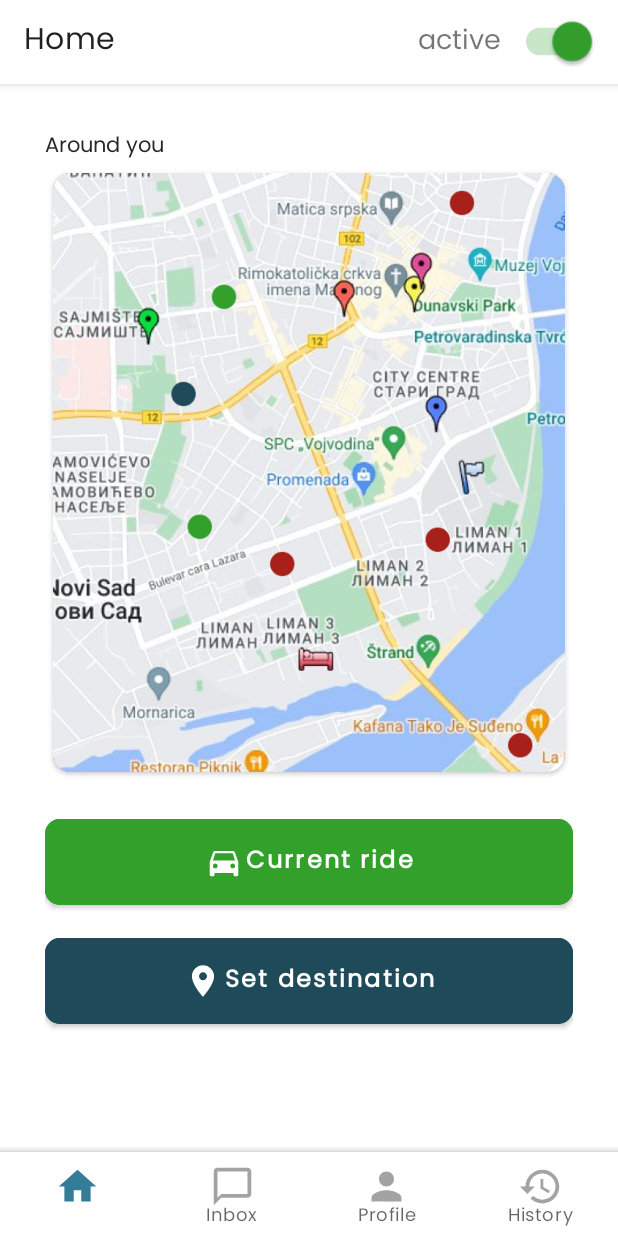
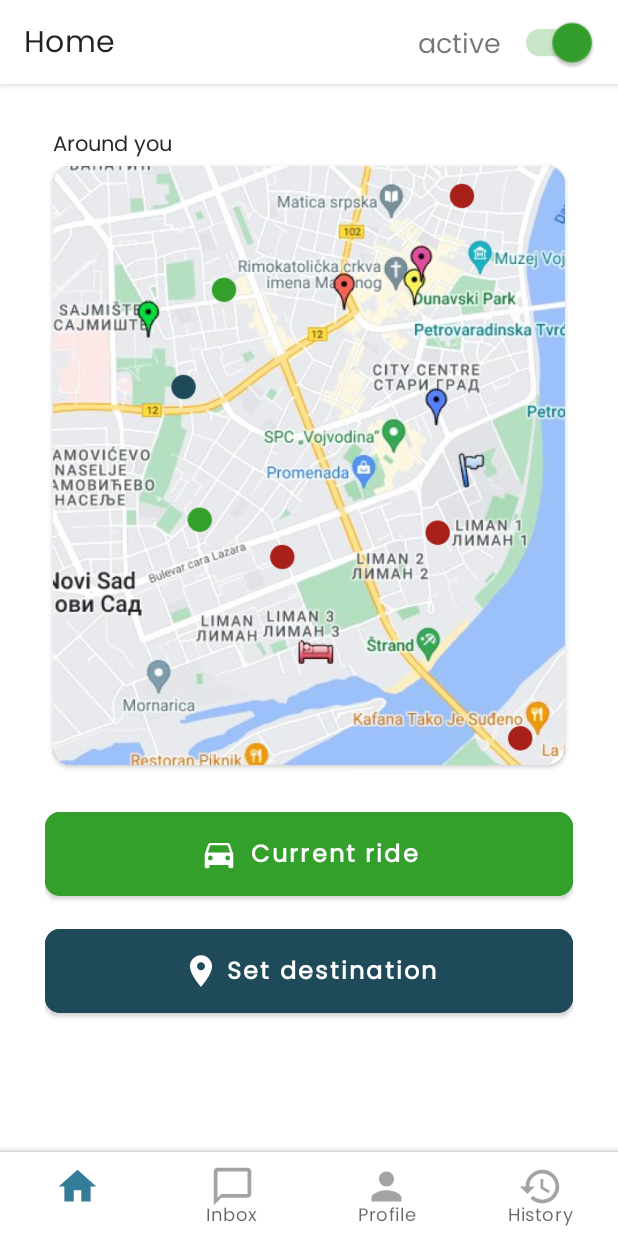
Before and after one commit to tince250/HopIn_mobile, an Android app: the screen it shows after launch (DriverMainActivity), on a phone screen of 412 x 824 dp. Run offline under Robolectric (Android 15) with nearby library versions, the phone set to English and light mode, and no system bars.

Commit message:
fixed icon in button alignment

```diff
--- a/UberApp_Tim13/app/src/main/res/layout/activity_driver_main.xml
+++ b/UberApp_Tim13/app/src/main/res/layout/activity_driver_main.xml
@@ -18,7 +18,8 @@
             android:layout_height="wrap_content"
             android:text="@string/aroundYou"
             android:fontFamily="@font/poppinsbold"
-            android:textColor="@color/black"/>
+            android:textColor="@color/black"
+            android:layout_marginLeft="5dp"/>
 
         <androidx.cardview.widget.CardView
             android:id="@+id/map_card"
@@ -49,12 +50,11 @@
             android:textAllCaps="false"
             android:layout_marginTop="20dp"
             android:textSize="16dp"
-            android:padding="15dp"
+            android:paddingVertical="15dp"
             app:cornerRadius="10dp"
             app:icon="@drawable/ic_car"
             app:iconGravity="textStart"
-            app:iconSize="25dp"
-            app:iconPadding="2dp"/>
+            app:iconSize="25dp" />
 
         <com.google.android.material.button.MaterialButton
             android:id="@+id/button_set_dest"
@@ -69,12 +69,12 @@
             app:iconTint="@color/white"
             android:layout_marginTop="10dp"
             android:textSize="16dp"
-            android:padding="15dp"
+            android:paddingVertical="15dp"
             app:cornerRadius="10dp"
             app:icon="@drawable/ic_location_pin"
             app:iconGravity="textStart"
             app:iconSize="25dp"
-            app:iconPadding="2dp"
+            app:iconPadding="4dp"
             />
     </RelativeLayout>
 
--- a/UberApp_Tim13/app/src/main/res/values-night/themes.xml
+++ b/UberApp_Tim13/app/src/main/res/values-night/themes.xml
@@ -12,7 +12,8 @@
         <!-- Status bar color. -->
         <item name="android:statusBarColor">?attr/colorPrimaryVariant</item>
         <!-- Customize your theme here. -->
-
+        <item name="fontFamily">@font/poppinsregular</item>
+        <item name="android:includeFontPadding">false</item>
 
     </style>
 
--- a/UberApp_Tim13/app/src/main/res/values/themes.xml
+++ b/UberApp_Tim13/app/src/main/res/values/themes.xml
@@ -13,6 +13,7 @@
         <item name="android:statusBarColor">?attr/colorPrimaryDark</item>
         <!-- Customize your theme here. -->
         <item name="fontFamily">@font/poppinsregular</item>
+        <item name="android:includeFontPadding">false</item>
 
     </style>
 
```
